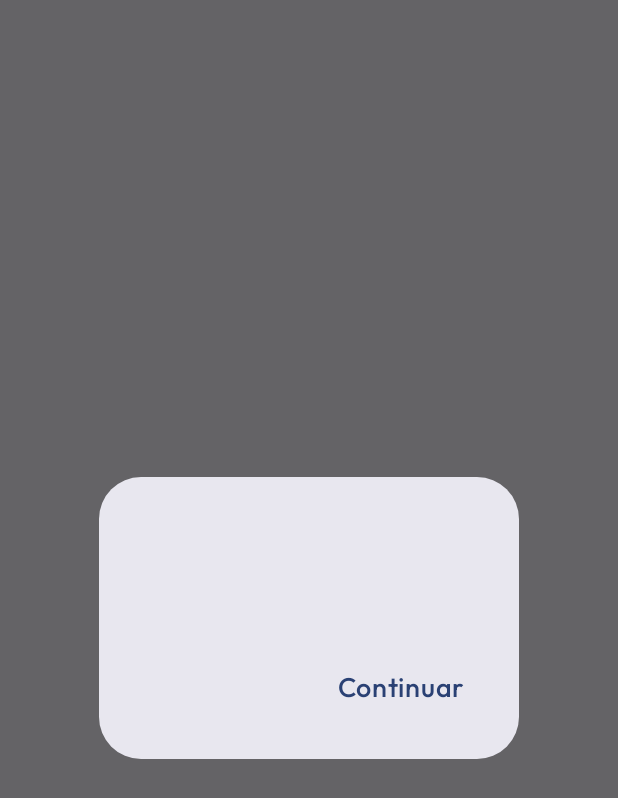
After one commit to itzae/login-challenge, an Android app built with Jetpack Compose: the composable LoginDialog called with empty values, on a phone screen of 412 x 824 dp. The commit adds this screen. Shown: the top 798 px of the screen. Run offline under Robolectric (Android 15) with nearby library versions, the phone set to English and light mode, and no system bars.

Commit message:
Se creó el dialogo de respuesta

```diff
--- /dev/null
+++ b/app/src/main/java/com/example/loginchallenge/ui/component/LoginDialog.kt
@@ -0,0 +1,37 @@
+package com.example.loginchallenge.ui.component
+
+import androidx.compose.material3.AlertDialog
+import androidx.compose.material3.Text
+import androidx.compose.material3.TextButton
+import androidx.compose.runtime.Composable
+import androidx.compose.ui.Modifier
+import androidx.compose.ui.tooling.preview.Preview
+import com.example.loginchallenge.ui.theme.LoginChallengeTheme
+
+@Composable
+fun LoginDialog(
+    modifier: Modifier = Modifier,
+    title: String,
+    description: String,
+    confirmButtonLabel: String,
+    onConfirm: () -> Unit = {}
+) {
+    AlertDialog(
+        modifier = modifier,
+        title = { Text(text = title) },
+        text = { Text(text = description) },
+        onDismissRequest = { /*TODO*/ },
+        confirmButton = { TextButton(onClick = {}, content = { Text(text = "Continuar") }) })
+}
+
+@Preview(showBackground = true)
+@Composable
+private fun LoginDialogPreview() {
+    LoginChallengeTheme {
+        LoginDialog(
+            title = "Bienvenido, Itzae",
+            description = "Inicio de sesión exitoso.",
+            confirmButtonLabel = "Continuar"
+        )
+    }
+}
--- a/app/src/main/java/com/example/loginchallenge/ui/theme/Theme.kt
+++ b/app/src/main/java/com/example/loginchallenge/ui/theme/Theme.kt
@@ -1,6 +1,5 @@
 package com.example.loginchallenge.ui.theme
 
-import android.app.Activity
 import android.os.Build
 import androidx.compose.foundation.isSystemInDarkTheme
 import androidx.compose.material3.MaterialTheme
--- a/app/src/main/java/com/example/loginchallenge/ui/theme/Type.kt
+++ b/app/src/main/java/com/example/loginchallenge/ui/theme/Type.kt
@@ -7,7 +7,6 @@ import androidx.compose.ui.text.font.FontFamily
 import androidx.compose.ui.text.font.FontWeight
 import androidx.compose.ui.unit.sp
 import com.example.loginchallenge.R
-import org.w3c.dom.Text
 
 // Set of Material typography styles to start with
 val outfitFontFamily = FontFamily(
```
